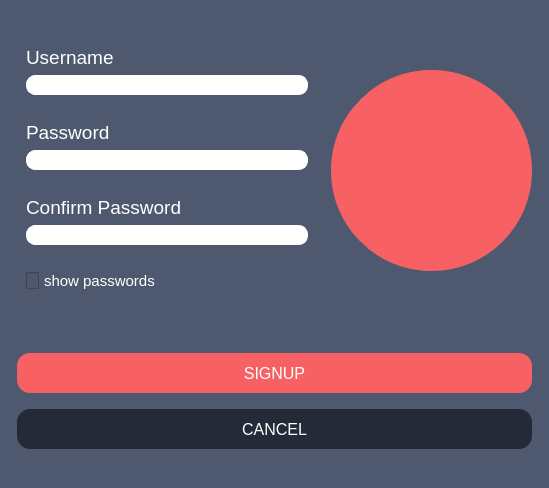
Old version of the form src/client/gui/ui/registration.ui in the repository aleoli/Shared-Editor.
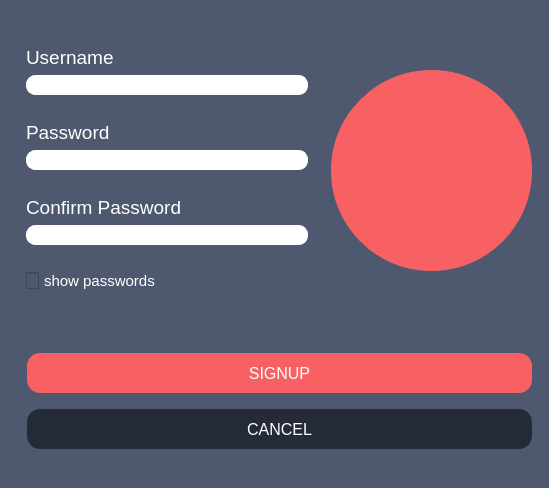
New version of the form. Icons and pictures are not drawn.

```diff
--- a/src/client/gui/ui/registration.ui
+++ b/src/client/gui/ui/registration.ui
@@ -293,6 +293,9 @@
     </item>
     <item row="1" column="0" colspan="2">
      <layout class="QVBoxLayout" name="buttons">
+      <property name="leftMargin">
+       <number>10</number>
+      </property>
       <item>
        <widget class="QPushButton" name="btn_signup">
         <property name="sizePolicy">
```
